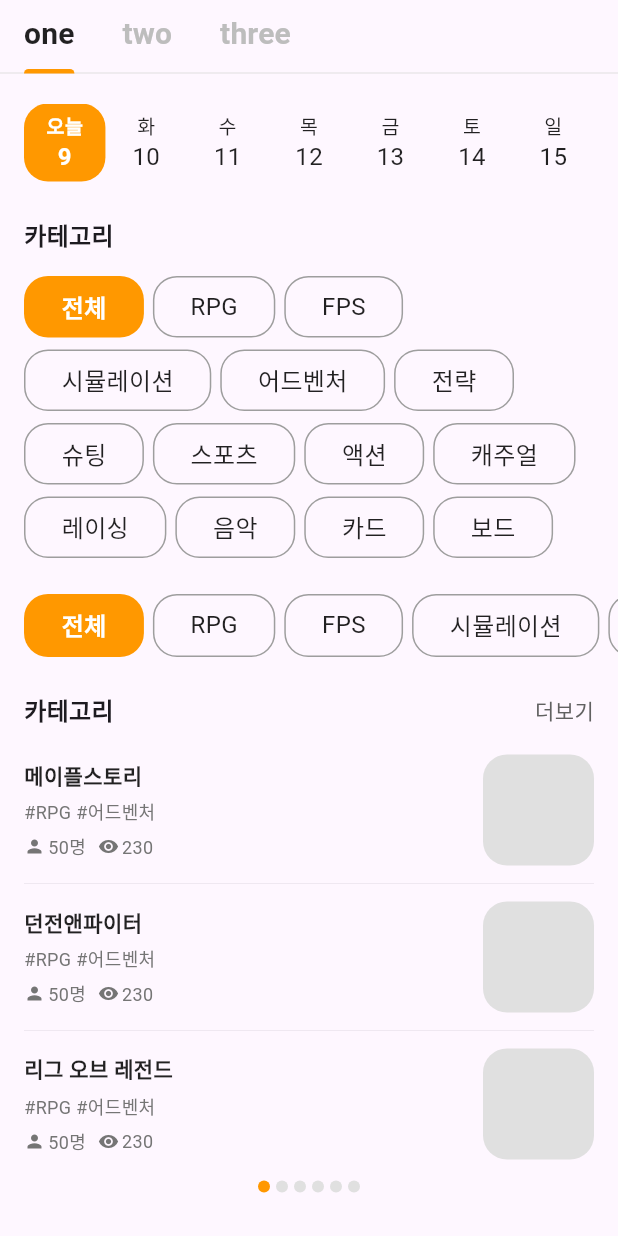
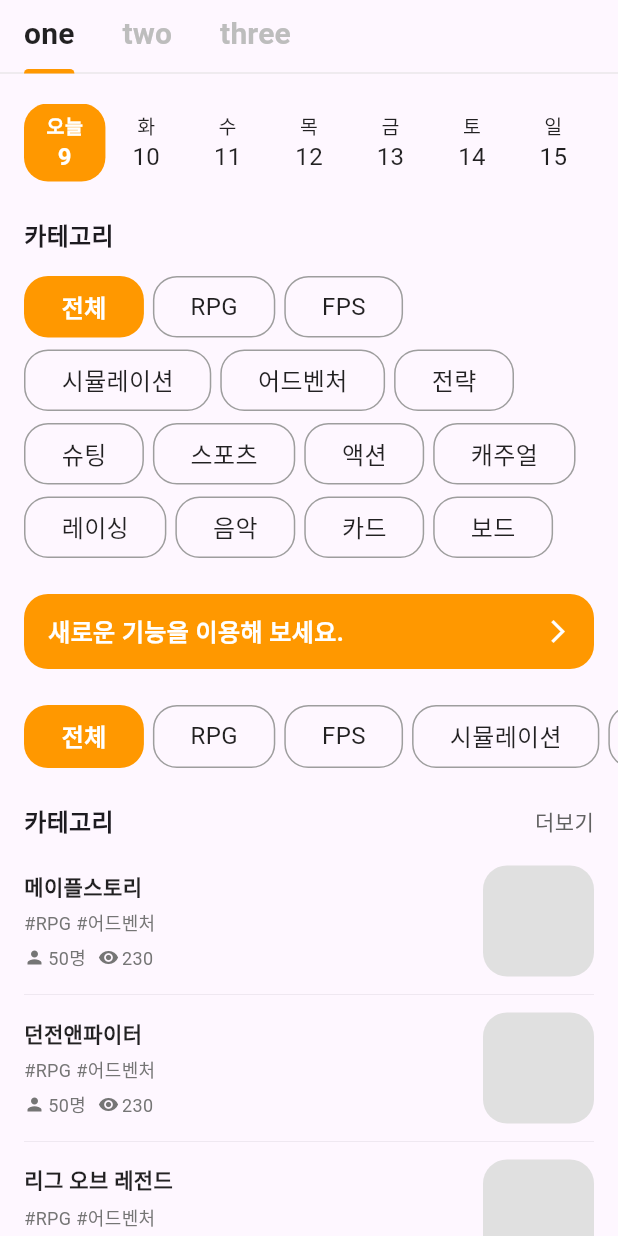
Before and after one commit to chasenpai/flutter_clean_widgets, a Flutter app: the screen it shows after launch, on a phone screen of 412 x 824 dp. Run offline on Flutter 3.47's test engine with Material 3 defaults, Android fonts, the phone set to English and light mode, and no system bars.

Commit message:
information bar

```diff
--- /dev/null
+++ b/lib/components/information_bar.dart
@@ -0,0 +1,44 @@
+import 'package:flutter/material.dart';
+
+class InformationBar extends StatelessWidget {
+  const InformationBar({super.key});
+
+  @override
+  Widget build(BuildContext context) {
+    return Container(
+      height: 50.0,
+      decoration: BoxDecoration(
+        borderRadius: BorderRadius.circular(16.0),
+        color: Colors.orange,
+      ),
+      child: Padding(
+        padding: const EdgeInsets.only(
+          left: 16.0,
+        ),
+        child: Row(
+          mainAxisAlignment: MainAxisAlignment.spaceBetween,
+          children: [
+            const Text(
+              '새로운 기능을 이용해 보세요.',
+              style: TextStyle(
+                fontSize: 16.0,
+                color: Colors.white,
+                fontWeight: FontWeight.w700,
+              ),
+            ),
+            IconButton(
+              onPressed: () {
+
+              },
+              icon: const Icon(
+                Icons.arrow_forward_ios,
+                size: 18.0,
+                color: Colors.white,
+              ),
+            ),
+          ],
+        ),
+      ),
+    );
+  }
+}
--- a/lib/components/list_page_view_with_indicator.dart
+++ b/lib/components/list_page_view_with_indicator.dart
@@ -31,6 +31,13 @@ class _ListPageViewWithIndicatorState extends State<ListPageViewWithIndicator> {
     '사이퍼즈',
     '바람의 나라',
   ];
+
+  @override
+  void dispose() {
+    _pageController.dispose();
+    _currentPageNotifier.dispose();
+    super.dispose();
+  }
 
   @override
   Widget build(BuildContext context) {
--- a/lib/home_screen.dart
+++ b/lib/home_screen.dart
@@ -1,5 +1,6 @@
 import 'package:flutter/material.dart';
 import 'package:flutter_clean_widgets/components/flexible_row_category.dart';
+import 'package:flutter_clean_widgets/components/information_bar.dart';
 import 'package:flutter_clean_widgets/components/list_page_view_with_indicator.dart';
 import 'package:flutter_clean_widgets/components/scrollable_row_category.dart';
 import 'package:flutter_clean_widgets/components/upcoming_one_week_calendar.dart';
@@ -57,6 +58,13 @@ class _HomeScreenState extends State<HomeScreen> with SingleTickerProviderStateM
                         child: FlexibleRowCategory(),
                       ),
                       SizedBox(height: 24,),
+                      Padding(
+                        padding: EdgeInsets.symmetric(
+                          horizontal: 16.0,
+                        ),
+                        child: InformationBar(),
+                      ),
+                      SizedBox(height: 24,),
                       ScrollableRowCategory(),
                       SizedBox(height: 24,),
                       ListPageViewWithIndicator(),
```
Also changed, not shown: lib/components/partial_list_page_view.dart (added).
